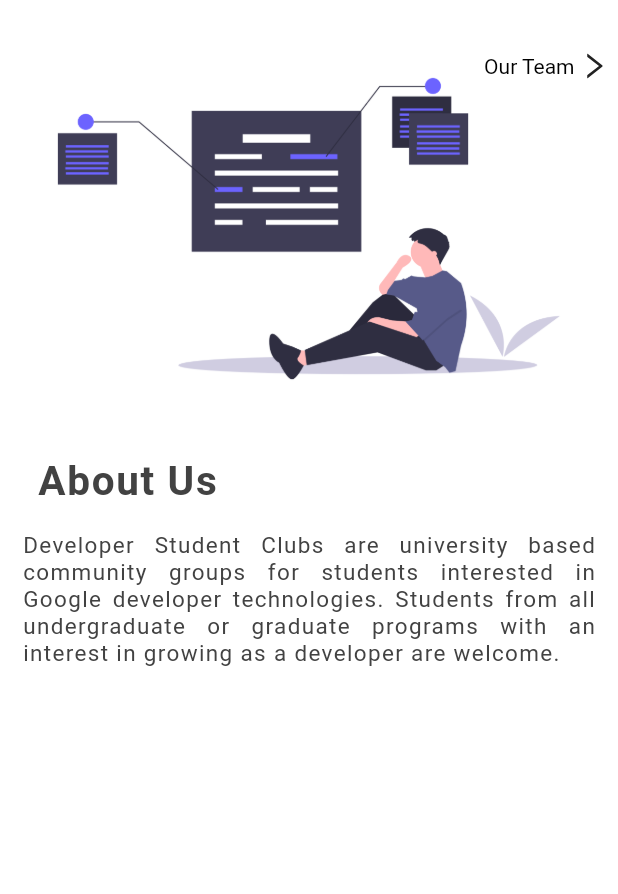
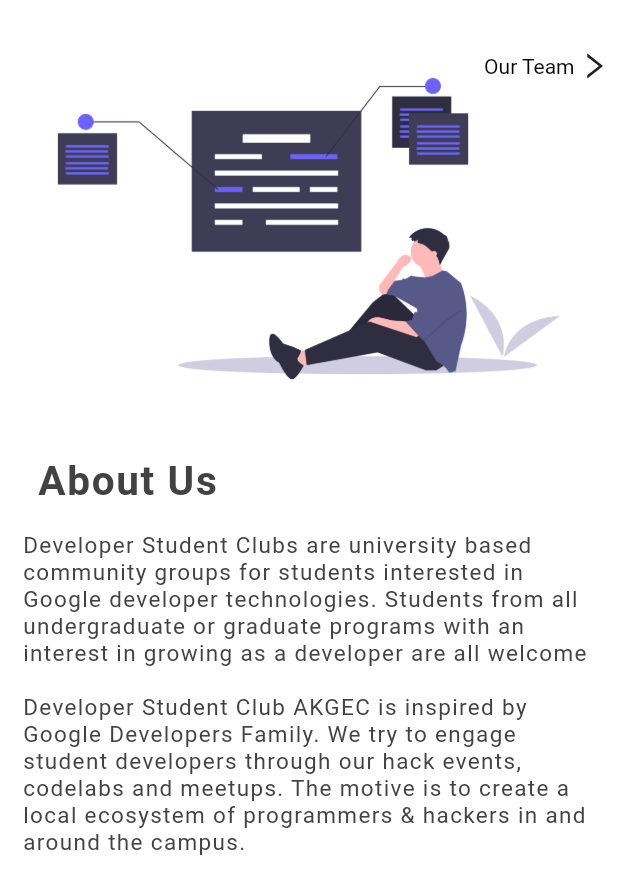
Before and after one commit to Adnanali777/DSC-AKGEC, a Flutter app: the About screen opened directly, on a phone screen of 412 x 824 dp. Shown: the top 894 px of the screen. Run offline on Flutter 3.47's test engine with Material 2 defaults, Android fonts, the phone set to English and light mode, and no system bars; our stand-ins replace flutter_icons; missing offline and left inert: lipsum, ripple_effect.

Commit message:
added info to about us

```diff
--- a/lib/main.dart
+++ b/lib/main.dart
@@ -10,6 +10,7 @@
       scaffoldBackgroundColor: Colors.white,
       textTheme: TextTheme(
         body1: TextStyle(color: Colors.black),
+        bodyText1:  TextStyle(color: Colors.black),
       ),
     ),
     debugShowCheckedModeBanner: false,
--- a/lib/screens/aboutUs.dart
+++ b/lib/screens/aboutUs.dart
@@ -70,9 +70,18 @@
             child: Text('About Us',style: TextStyle(fontWeight: FontWeight.bold,fontSize: 27,letterSpacing: 1.1,color: Colors.grey[800]),),
           ),
           Expanded(
-            child:Container(
-              padding: EdgeInsets.symmetric(horizontal: 15,vertical: 18),
-              child: Text('Developer Student Clubs are university based community groups for students interested in Google developer technologies. Students from all undergraduate or graduate programs with an interest in growing as a developer are welcome.',style: TextStyle(fontSize: 15,letterSpacing: 0.9,color: Colors.grey[800],),textAlign: TextAlign.justify,),
+            child: Column(
+              children: [
+                Container(
+                  padding: EdgeInsets.fromLTRB(15, 18, 15, 0),
+                  child: Text('Developer Student Clubs are university based community groups for students interested in Google developer technologies. Students from all undergraduate or graduate programs with an interest in growing as a developer are all welcome',style: TextStyle(fontSize: 15,letterSpacing: 0.9,color: Colors.grey[800],),textAlign: TextAlign.start,),
+                ),
+                SizedBox(height: 18,),
+                Container(
+                  padding: EdgeInsets.symmetric(horizontal: 15),
+                  child: Text('Developer Student Club AKGEC is inspired by Google Developers Family. We try to engage student developers through our hack events, codelabs and meetups. The motive is to create a local ecosystem of programmers & hackers in and around the campus.',style: TextStyle(fontSize: 15,letterSpacing: 0.9,color: Colors.grey[800],),textAlign: TextAlign.start,),
+                ),
+              ],
             ),
           ),
         ],
--- a/lib/screens/events.dart
+++ b/lib/screens/events.dart
@@ -26,7 +26,7 @@
       child: Scaffold(
         backgroundColor: Colors.white,
         body: Container(
-          margin: EdgeInsets.only(top: 40,bottom: 0),
+          margin: EdgeInsets.only(top: 24,bottom: 0),
           padding: EdgeInsets.all(0),
           child: CustomScrollView(
             slivers: [
```
